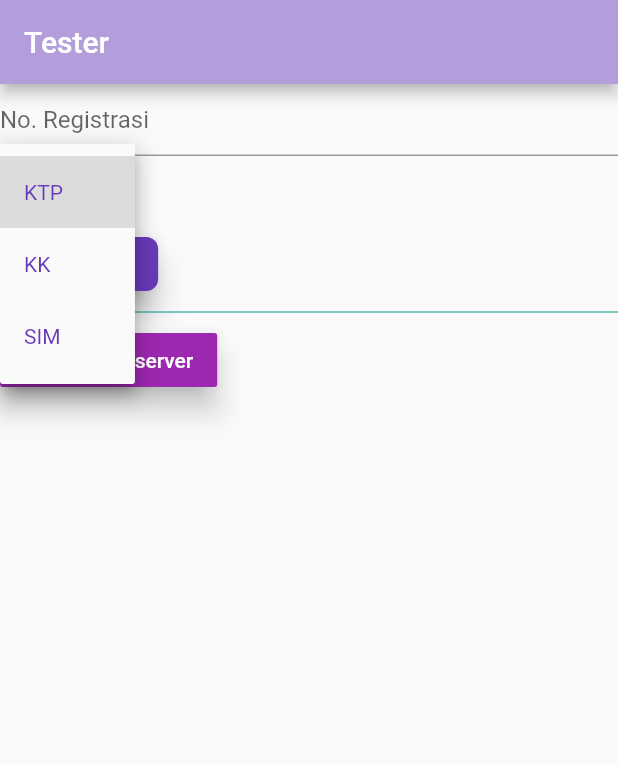
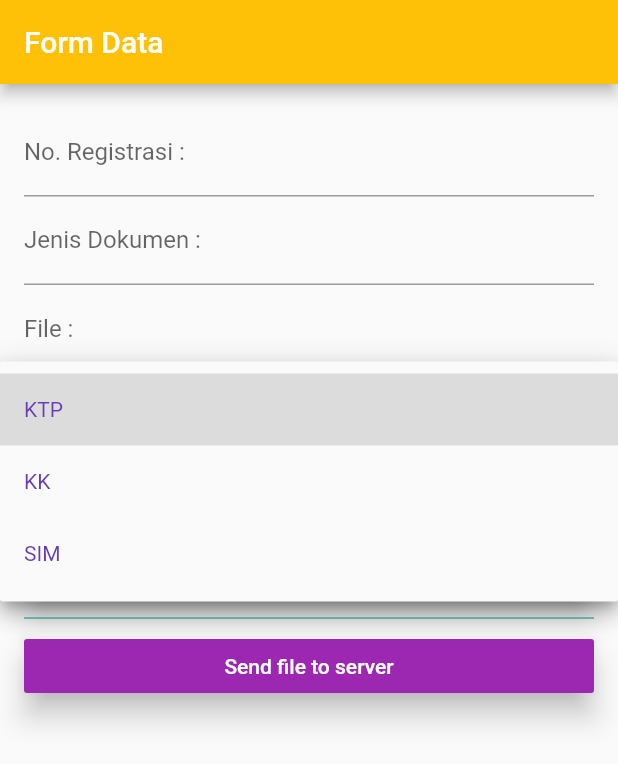
Before and after one commit to semicolon27/akad-client, a Flutter app: the screen it shows after launch, after a tap on "KTP", on a phone screen of 412 x 824 dp. Shown: the top 764 px of the screen. Run offline on Flutter 3.47's test engine with Material 2 defaults, Android fonts, the light colour scheme and no system bars; missing offline and left inert: dart:html.

Commit message:
Update main.dart

```diff
--- a/lib/main.dart
+++ b/lib/main.dart
@@ -1,24 +1,24 @@
+import 'package:flutter/material.dart';
 import 'dart:html' as html;
 import 'dart:typed_data';
 import 'dart:async';
-import 'dart:convert';
 import 'package:http/http.dart' as http;
 import 'package:http_parser/http_parser.dart';
-import 'package:flutter/material.dart';
 
-void main() {
+void main() =>
   runApp(MaterialApp(
-    home: Home(),
+    home: MyHome(),
   ));
+
+// Kelas yang akan tampil : MyHome
+class MyHome extends StatefulWidget {
+  @override
+  _MyHomeState createState() => _MyHomeState();
 }
 
-class Home extends StatefulWidget {
-  @override
-  _HomeState createState() => _HomeState();
-}
-
-class _HomeState extends State<Home> {
-  List<String> jenisDokumen = ["KTP", "SIM", "KK"];
+class _MyHomeState extends State<MyHome> {
+  //Deklarasi jenis dokumen
+  List<String> jenisDokumen = ["KTP", "SIM", "Kartu Keluarga"];
   String _jenisDokumen = "KTP";
 
   late List<int> _selectedFile;
@@ -71,22 +71,30 @@ class _HomeState extends State<Home> {
     });
   }
 
-  @override
+@override
   Widget build(BuildContext context) {
     return Scaffold(
       appBar: AppBar(
-        title: Text("Tester"),
-        backgroundColor: Colors.deepPurple[200],
+        title: Text("Form Data"),
+        backgroundColor: Colors.amber,
       ),
       body: Form(
           autovalidateMode: AutovalidateMode.always,
           key: _formKey,
-          child: Column(
-            crossAxisAlignment: CrossAxisAlignment.start,
+          child: ListView(
+            padding: EdgeInsets.all(16.0),
             children: [
               TextField(
-                  decoration: InputDecoration(
-                hintText: "No. Registrasi",
+                decoration: InputDecoration(
+                  labelText: "No. Registrasi : ",
+              )),
+              TextField(
+                decoration: InputDecoration(
+                  labelText: "Jenis Dokumen : "
+              )),
+              TextField(
+                decoration: InputDecoration(
+                  labelText: "File : "
               )),
               DropdownButton<String>(
                   value: _jenisDokumen,
@@ -107,6 +115,10 @@ class _HomeState extends State<Home> {
                       child: Text(value),
                     );
                   }).toList()),
+              TextField(
+                decoration: InputDecoration(
+                  labelText: "Upload Dokumen : "
+              )),
               MaterialButton(
                 color: Colors.deepPurple,
                 elevation: 8,
```
